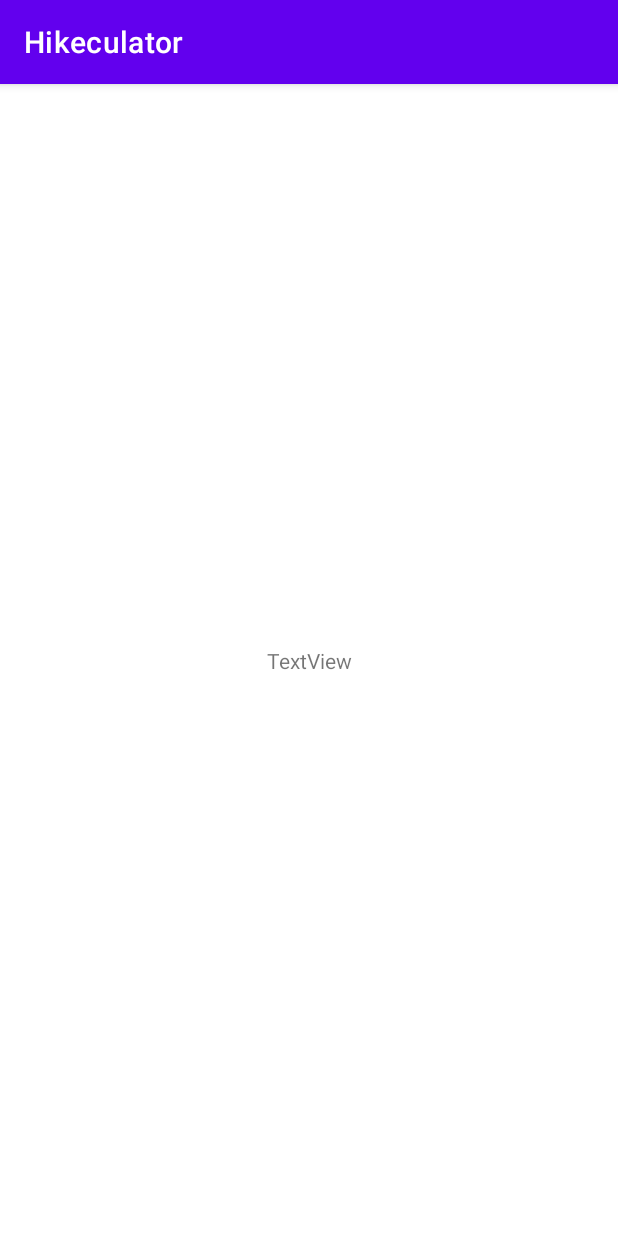
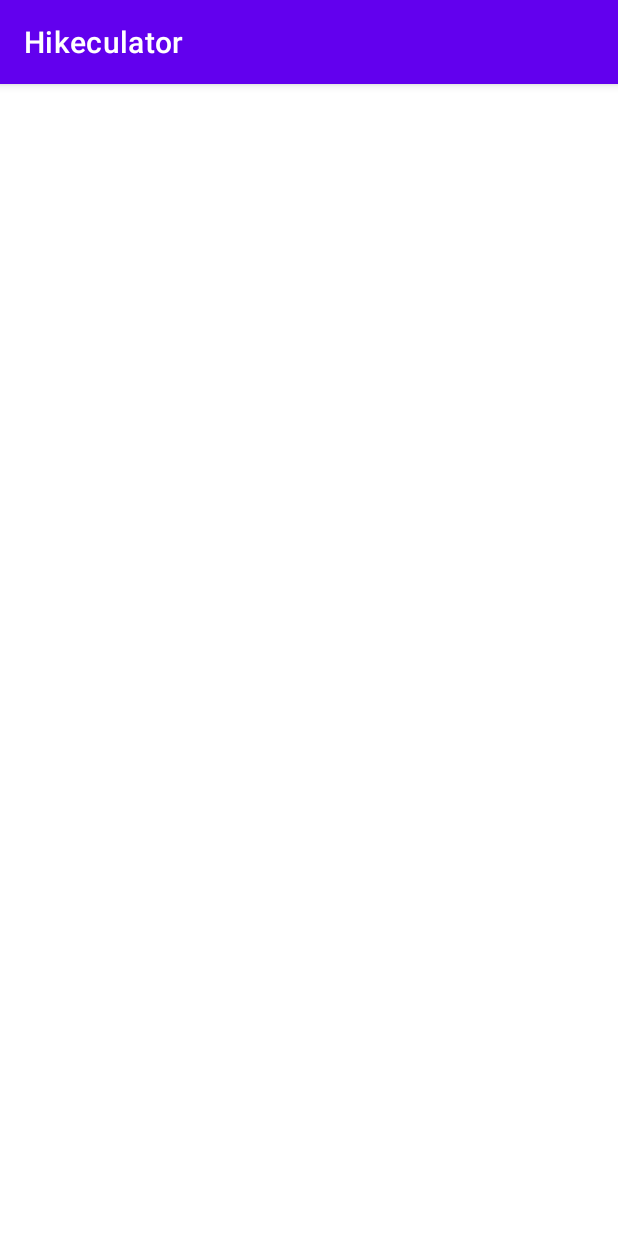
Before and after one commit to violets-team/Hikeculator, an Android app: the screen it shows after launch (MainActivity), on a phone screen of 412 x 824 dp. Run offline under Robolectric (Android 15) with nearby library versions, the light colour scheme and no system bars.

Commit message:
Remove redundant code

```diff
--- a/app/src/main/java/com/example/hikeculator/presentation/MainActivity.kt
+++ b/app/src/main/java/com/example/hikeculator/presentation/MainActivity.kt
@@ -2,7 +2,6 @@ package com.example.hikeculator.presentation
 
 import android.os.Bundle
 import androidx.appcompat.app.AppCompatActivity
-import androidx.fragment.app.commit
 import com.example.hikeculator.R
 
 class MainActivity : AppCompatActivity() {
@@ -10,11 +9,5 @@ class MainActivity : AppCompatActivity() {
     override fun onCreate(savedInstanceState: Bundle?) {
         super.onCreate(savedInstanceState)
         setContentView(R.layout.activity_main)
-
-        if (savedInstanceState == null) {
-            supportFragmentManager.commit {
-                replace(R.id.fragment_container, SignInFragment::class.java, null)
-            }
-        }
     }
 }
--- a/app/src/main/java/com/example/hikeculator/presentation/SignInFragment.kt
+++ b/app/src/main/java/com/example/hikeculator/presentation/SignInFragment.kt
@@ -1,62 +1,11 @@
 package com.example.hikeculator.presentation
 
-import android.content.Intent
-import android.os.Bundle
-import android.view.View
-import androidx.appcompat.app.AppCompatActivity
 import androidx.fragment.app.Fragment
 import by.kirich1409.viewbindingdelegate.viewBinding
 import com.example.hikeculator.R
 import com.example.hikeculator.databinding.FragmentSignInBinding
-import com.firebase.ui.auth.AuthUI
-import com.firebase.ui.auth.FirebaseAuthUIActivityResultContract
-import com.firebase.ui.auth.data.model.FirebaseAuthUIAuthenticationResult
-import com.google.firebase.auth.ktx.auth
-import com.google.firebase.ktx.Firebase
 
 class SignInFragment : Fragment(R.layout.fragment_sign_in) {
 
     private val binding by viewBinding(FragmentSignInBinding::bind)
-
-    private val signInLauncher =
-        registerForActivityResult(FirebaseAuthUIActivityResultContract()) { authenticationResult ->
-            onSignInResult(authenticationResult)
-        }
-
-    override fun onViewCreated(view: View, savedInstanceState: Bundle?) {
-        super.onViewCreated(view, savedInstanceState)
-
-
-        val user = Firebase.auth.currentUser
-
-        if (user == null) {
-            signInLauncher.launch(getSignInIntent())
-        } else {
-            binding.textView.text = "you're signed in already"
-        }
-    }
-
-    private fun onSignInResult(authenticationResult: FirebaseAuthUIAuthenticationResult) {
-        val response = authenticationResult.idpResponse
-
-        if (authenticationResult.resultCode == AppCompatActivity.RESULT_OK) {
-            binding.textView.text = "you've signed in successfully"
-        } else {
-            binding.textView.text = "error"
-        }
-    }
-
-    private fun getSignInIntent(): Intent {
-        return AuthUI.getInstance().createSignInIntentBuilder()
-            .setAvailableProviders(getAuthenticationProviders())
-            .build()
-    }
-
-    private fun getAuthenticationProviders(): List<AuthUI.IdpConfig> = listOf(
-        AuthUI.IdpConfig.EmailBuilder().build(),
-        AuthUI.IdpConfig.GoogleBuilder().build(),
-//            AuthUI.IdpConfig.PhoneBuilder().build(),
-//            AuthUI.IdpConfig.FacebookBuilder().build(),
-//            AuthUI.IdpConfig.TwitterBuilder().build()
-    )
 }
--- a/app/src/main/res/layout/fragment_sign_in.xml
+++ b/app/src/main/res/layout/fragment_sign_in.xml
@@ -6,13 +6,4 @@
     xmlns:tools="http://schemas.android.com/tools"
     tools:context=".presentation.SignInFragment">
 
-    <TextView
-        android:id="@+id/textView"
-        android:layout_width="wrap_content"
-        android:layout_height="wrap_content"
-        android:text="TextView"
-        app:layout_constraintBottom_toBottomOf="parent"
-        app:layout_constraintEnd_toEndOf="parent"
-        app:layout_constraintStart_toStartOf="parent"
-        app:layout_constraintTop_toTopOf="parent" />
 </androidx.constraintlayout.widget.ConstraintLayout>
```
